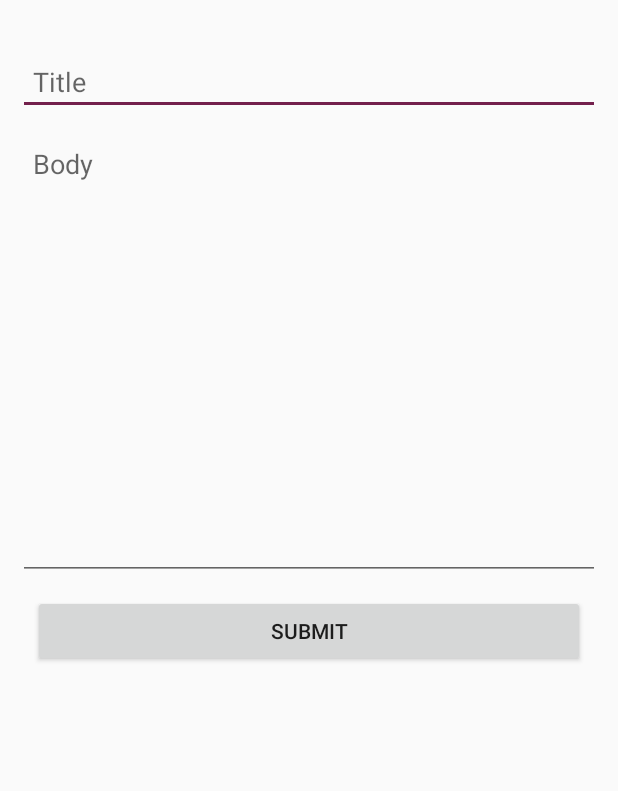
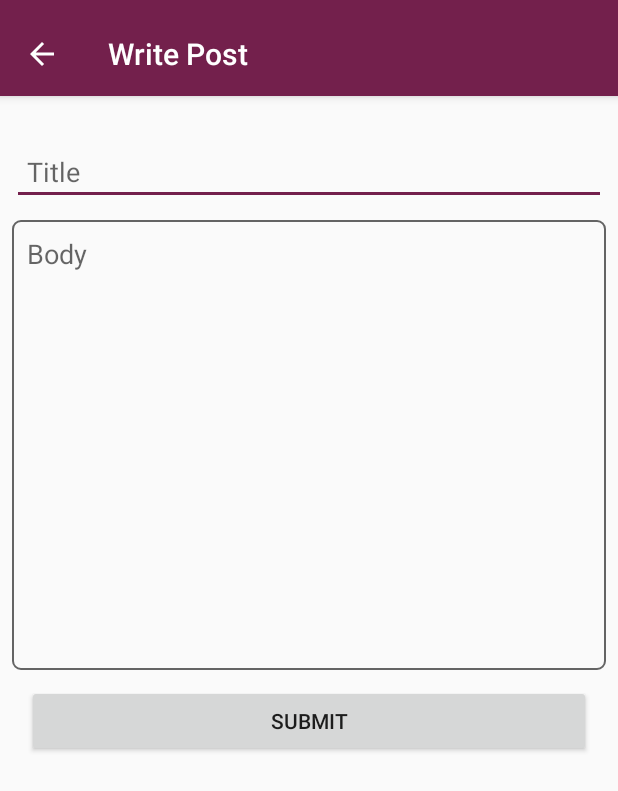
Before and after one commit to taqadam/TaQadam-Mobile-Image-Annotation-Tool-SDK, an Android app: the PostActivity screen opened directly, with no data from a screen before it, on a phone screen of 412 x 824 dp. Shown: the top 791 px of the screen. Run offline under Robolectric (Android 15) with nearby library versions, the phone set to English and light mode, and no system bars.

Commit message:
Added Discussion Board

```diff
--- a/app/src/main/java/com/recoded/taqadam/PostActivity.java
+++ b/app/src/main/java/com/recoded/taqadam/PostActivity.java
@@ -1,6 +1,8 @@
 package com.recoded.taqadam;
 
 import android.os.Bundle;
+import android.support.v7.widget.Toolbar;
+import android.view.MenuItem;
 import android.view.View;
 import android.widget.Button;
 import android.widget.EditText;
@@ -20,6 +22,11 @@ public class PostActivity extends BaseActivity {
         super.onCreate(savedInstanceState);
         setContentView(R.layout.activity_post);
 
+        Toolbar toolbar = findViewById(R.id.toolbar);
+        setSupportActionBar(toolbar);
+        getSupportActionBar().setDisplayHomeAsUpEnabled(true);
+        setTitle(getString(R.string.write_post));
+
         editName = findViewById(R.id.Edit_Name);
         editDescription = findViewById(R.id.Edit_Description);
         postButton = findViewById(R.id.Button_clicked);
@@ -36,7 +43,14 @@ public class PostActivity extends BaseActivity {
                 finish();
             }
         });
-
     }
 
+    @Override
+    public boolean onOptionsItemSelected(MenuItem item) {
+        if (item.getItemId() == android.R.id.home) {
+            onBackPressed();
+            return true;
+        }
+        return super.onOptionsItemSelected(item);
+    }
 }
--- /dev/null
+++ b/app/src/main/res/drawable/edit_text_bg.xml
@@ -0,0 +1,22 @@
+<?xml version="1.0" encoding="utf-8"?>
+<selector xmlns:android="http://schemas.android.com/apk/res/android">
+    <item android:state_focused="true"
+          android:state_hovered="true"
+          android:state_pressed="true">
+        <shape android:shape="rectangle">
+            <stroke android:width="2dp"
+                    android:color="?attr/colorAccent"/>
+            <corners android:radius="5dp"/>
+        </shape>
+    </item>
+
+    <item android:state_focused="false"
+          android:state_hovered="false"
+          android:state_pressed="false">
+        <shape android:shape="rectangle">
+            <stroke android:width="1dp"
+                    android:color="?attr/colorControlNormal"/>
+            <corners android:radius="5dp"/>
+        </shape>
+    </item>
+</selector>
--- a/app/src/main/res/layout/activity_post.xml
+++ b/app/src/main/res/layout/activity_post.xml
@@ -1,36 +1,63 @@
 <?xml version="1.0" encoding="utf-8"?>
 <LinearLayout xmlns:android="http://schemas.android.com/apk/res/android"
+              xmlns:app="http://schemas.android.com/apk/res-auto"
               xmlns:tools="http://schemas.android.com/tools"
               android:layout_width="match_parent"
               android:layout_height="match_parent"
               android:orientation="vertical"
-              android:layout_margin="12dp"
               tools:context="com.recoded.taqadam.PostActivity">
 
-    <EditText
+    <android.support.design.widget.AppBarLayout
+        android:id="@+id/appbar"
         android:layout_width="match_parent"
         android:layout_height="wrap_content"
+        android:paddingTop="8dp"
+        android:theme="@style/AppTheme.AppBarOverlay">
+
+        <android.support.v7.widget.Toolbar
+            android:id="@+id/toolbar"
+            android:layout_width="match_parent"
+            android:layout_height="?attr/actionBarSize"
+            android:layout_weight="1"
+            android:background="?attr/colorPrimary"
+            app:layout_scrollFlags="scroll|enterAlways"
+            app:popupTheme="@style/AppTheme.PopupOverlay">
+
+        </android.support.v7.widget.Toolbar>
+
+    </android.support.design.widget.AppBarLayout>
+
+    <LinearLayout
+        android:layout_width="match_parent"
+        android:layout_height="wrap_content"
+        android:layout_margin="8dp"
+        android:orientation="vertical">
+
+        <EditText
+            android:id="@+id/Edit_Name"
+            android:layout_width="match_parent"
+            android:layout_height="wrap_content"
+            android:layout_marginTop="20dp"
             android:hint="@string/title"
-        android:layout_marginTop="20dp"
-        android:id="@+id/Edit_Name"
             android:padding="10dp"/>
 
         <EditText
+            android:id="@+id/Edit_Description"
             android:layout_width="match_parent"
             android:layout_height="300dp"
+            android:layout_marginTop="10dp"
+            android:background="@drawable/edit_text_bg"
+            android:gravity="top|start"
+            android:hint="@string/body"
             android:inputType="textMultiLine"
-        android:hint="@string/body"
-        android:gravity="top|start"
-        android:maxEms="10"
-        android:layout_marginTop="10dp"
-        android:id="@+id/Edit_Description"
             android:padding="10dp"/>
 
         <Button
+            android:id="@+id/Button_clicked"
             android:layout_width="match_parent"
             android:layout_height="wrap_content"
-        android:text="@string/submit"
+            android:layout_margin="10dp"
             android:padding="10dp"
-        android:id="@+id/Button_clicked"
-        android:layout_margin="10dp"/>
+            android:text="@string/submit"/>
     </LinearLayout>
+</LinearLayout>
--- a/app/src/main/res/values/strings.xml
+++ b/app/src/main/res/values/strings.xml
@@ -217,4 +217,5 @@
     <string name="title">Title</string>
     <string name="general_settings">General Settings</string>
     <string name="body">Body</string>
+    <string name="write_post">Write Post</string>
 </resources>
```
Lines whose indentation alone changed are shown as unchanged.
